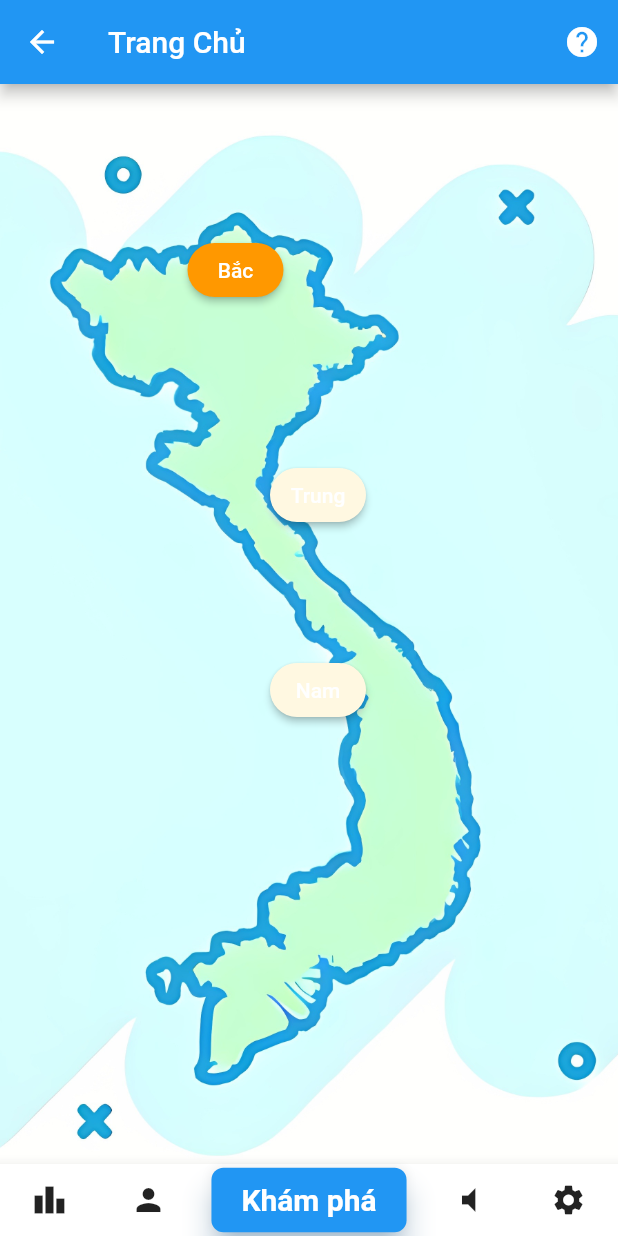
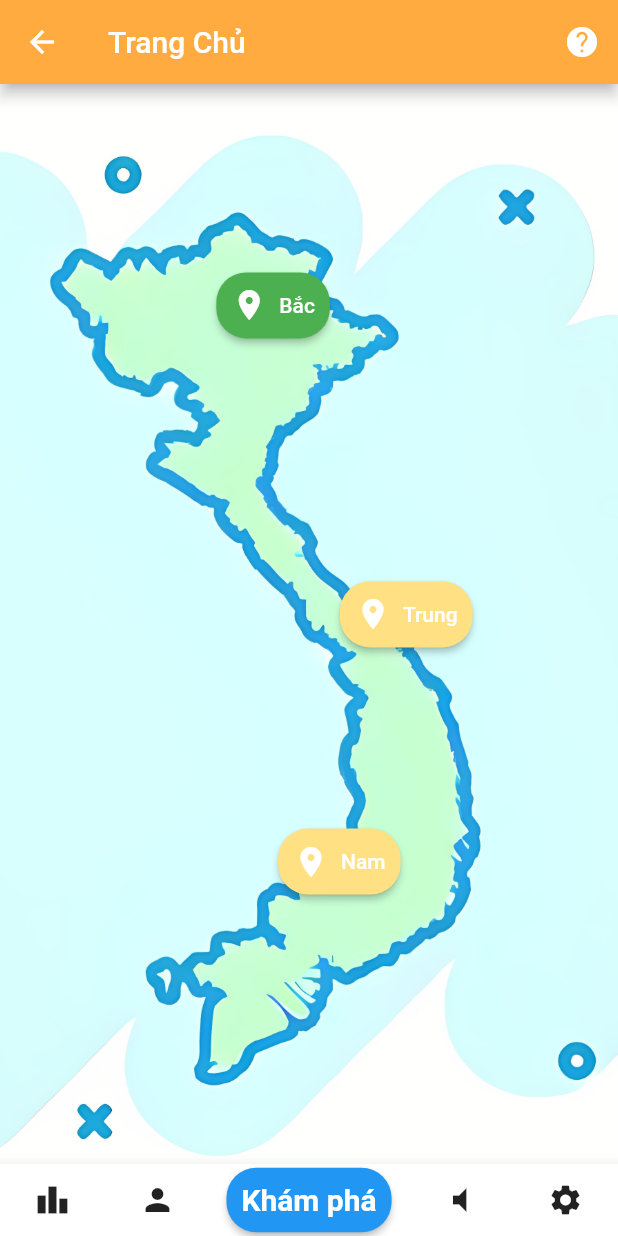
Before and after one commit to Huakhanhdoan/App_Flutter, a Flutter app: the HomePage screen opened directly, after a tap on "Bắc", on a phone screen of 412 x 824 dp. Run offline on Flutter 3.47's test engine with Material 2 defaults, Android fonts, the phone set to English and light mode, and no system bars; our stand-ins replace flutter_spinkit, shared_preferences; accounts and stored records are empty.

Commit message:
fix trang home

```diff
--- a/lib/screens/home_page.dart
+++ b/lib/screens/home_page.dart
@@ -21,6 +21,7 @@ class _HomePageState extends State<HomePage> {
 
     return Scaffold(
       appBar: AppBar(
+        backgroundColor: Colors.orangeAccent,
           title: const Text('Trang Chủ'),
           actions: <Widget> [
             IconButton(
@@ -40,9 +41,10 @@ class _HomePageState extends State<HomePage> {
             height: double.infinity,
             fit: BoxFit.cover,
           ),
-          _buildLocationButton(125, 100, 'Bắc'),
-          _buildLocationButton(180, 250, 'Trung'),
-          _buildLocationButton(180, 380, 'Nam'),
+          _buildLocationButton(0.35, 0.15, 'Bắc'),
+          _buildLocationButton(0.55, 0.4, 'Trung'),
+          _buildLocationButton(0.45, 0.6, 'Nam'),
+          _buildMessageCard()
         ],
       ),
       bottomNavigationBar: BottomAppBar(
@@ -59,15 +61,15 @@ class _HomePageState extends State<HomePage> {
 
 
             IconButton(
-              icon: Icon(Icons.person),
+              icon: const Icon(Icons.person),
               onPressed: ()  {
                 Navigator.of(context).push(MaterialPageRoute(builder: (context) => ProfilePage()));
               },
             ),
 
             ElevatedButton(
-              onPressed: (selectedLocation != null) ? () { startQuiz(); } : null,
-              child: Text('Khám phá'),
+              onPressed: (selectedLocation != null) ? () {
+                Navigator.of(context).push(MaterialPageRoute(builder: (context) => HoiDapPage()));; } : null,
               style: ButtonStyle(
                 backgroundColor: MaterialStateProperty.resolveWith<Color>((states) {
                   if (states.contains(MaterialState.disabled)) {
@@ -75,31 +77,18 @@ class _HomePageState extends State<HomePage> {
                   }
                   return Colors.blue; // Màu nền khi nút hoạt động
                 }),
-                padding: MaterialStateProperty.all<EdgeInsetsGeometry>(
-                  EdgeInsets.symmetric(horizontal: 20, vertical: 10), // Khoảng cách giữa nội dung và viền
-                ),
-                shape: MaterialStateProperty.all<RoundedRectangleBorder>(
-                  RoundedRectangleBorder(
-                    borderRadius: BorderRadius.circular(8), // Độ cong của góc
-                  ),
-                ),
+
                 textStyle: MaterialStateProperty.all<TextStyle>(
                   const TextStyle(
                     fontSize: 20, // Kích thước chữ
                     fontWeight: FontWeight.bold, // Độ đậm của chữ
                   ),
                 ),
-                // Tạo bóng cho nút
-                shadowColor: MaterialStateProperty.resolveWith<Color>((states) {
-                  if (states.contains(MaterialState.disabled)) {
-                    return Colors.grey; // Màu bóng khi nút không hoạt động
-                  }
-                  return Colors.blue.shade200; // Màu bóng khi nút hoạt động
-                }),
-                elevation: MaterialStateProperty.all<double>(8.0), // Độ nâng của bóng
+
               ),
+              child: Text('Khám phá'),
+
             ),
-
 
 
             IconButton(
@@ -119,34 +108,55 @@ class _HomePageState extends State<HomePage> {
       ),
     );
   }
-  void startQuiz() {
-    if (selectedLocation == null) {
-      // Hiển thị thông báo khi không có địa điểm nào được chọn
-      ScaffoldMessenger.of(context).showSnackBar(
-        const SnackBar(
-          content: Text('Vui lòng chọn một địa điểm trước khi bắt đầu.'),
-        ),
-      );
-    } else {
-      // Nếu đã chọn địa điểm, thì điều hướng đến trang câu hỏi
-      Navigator.of(context).push(MaterialPageRoute(builder: (context) => HoiDapPage()));
-    }
-  }
-  Widget _buildLocationButton(double left, double top, String location) {
+
+  Widget _buildLocationButton(double leftFactor, double topFactor, String location) {
     return Positioned(
-      left: left,
-      top: top,
-      child: ElevatedButton(
+      left: MediaQuery.of(context).size.width * leftFactor,
+      top: MediaQuery.of(context).size.height * topFactor,
+      child: ElevatedButton.icon(
         style: ButtonStyle(
-          backgroundColor: MaterialStateProperty.all(selectedLocation == location ? Colors.orange : Colors.amber[50]),
+          backgroundColor: MaterialStateProperty.all(selectedLocation == location ? Colors.green : Colors.amber[200]),
         ),
         onPressed: () {
           setState(() {
             selectedLocation = location;
           });
         },
-        child: Text(location),
+        icon: const Icon(Icons.location_on),
+        label: Text(location),
       ),
     );
   }
+  Widget _buildMessageCard() {
+    return Positioned(
+      left: MediaQuery.of(context).size.width * 0.05,
+      top: MediaQuery.of(context).size.height * 0.01,
+      child: Visibility(
+        visible: selectedLocation == null,
+        child:  Row(
+          children: [
+            Image.asset(
+              "assets/images/notification.gif",
+              height: 100.0,
+              width: 100.0,
+            ),
+            Card(
+              elevation: 8.0, // Độ nâng của bóng
+              color: Colors.yellow.shade200, // Màu nền của thẻ
+              child: const Padding(
+                padding: EdgeInsets.all(10.0),
+                child: Text(
+                  'Hãy chọn một địa điểm!',
+                  style: TextStyle(fontSize: 18.0,fontWeight: FontWeight.bold),
+                ),
+              ),
+            ),
+
+          ],
+        ),
+
+      ),
+    );
+  }
+
 }
--- a/lib/screens/register.dart
+++ b/lib/screens/register.dart
@@ -51,7 +51,7 @@ class _RegisterState extends State<Register> {
       body: Container(
         decoration: const BoxDecoration(
           image: DecorationImage(
-            image: AssetImage('assets/images/bg3.jpg'),
+            image: AssetImage('assets/images/bg_res.jpg'),
             fit: BoxFit.cover,
           ),
         ),
```
